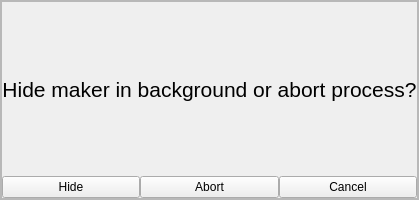
Old version of the form plugins/SkyCultureMaker/src/gui/scmHideOrAbortMakerDialog.ui in the repository Stellarium/stellarium.
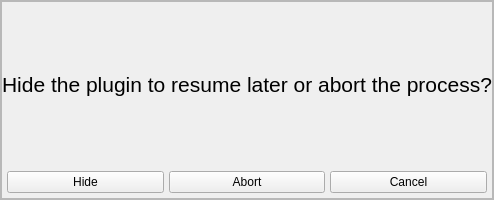
New version of the form. Custom widgets are drawn as their Qt base class.

What changed in the file:
```diff
--- a/plugins/SkyCultureMaker/src/gui/scmHideOrAbortMakerDialog.ui
+++ b/plugins/SkyCultureMaker/src/gui/scmHideOrAbortMakerDialog.ui
@@ -104,7 +104,7 @@
               </font>
              </property>
              <property name="text">
-              <string>Hide maker in background or abort process?</string>
+              <string>Hide the plugin to resume later or abort the process?</string>
              </property>
              <property name="alignment">
               <set>Qt::AlignCenter</set>
@@ -113,6 +113,21 @@
            </item>
            <item>
             <layout class="QHBoxLayout" name="horizontalLayout">
+             <property name="spacing">
+              <number>5</number>
+             </property>
+             <property name="leftMargin">
+              <number>5</number>
+             </property>
+             <property name="topMargin">
+              <number>5</number>
+             </property>
+             <property name="rightMargin">
+              <number>5</number>
+             </property>
+             <property name="bottomMargin">
+              <number>5</number>
+             </property>
              <item>
               <widget class="QPushButton" name="scmMakerHideButton">
                <property name="text">
```
Left out of the diff: 8 changed lines with no effect on the pictures.
